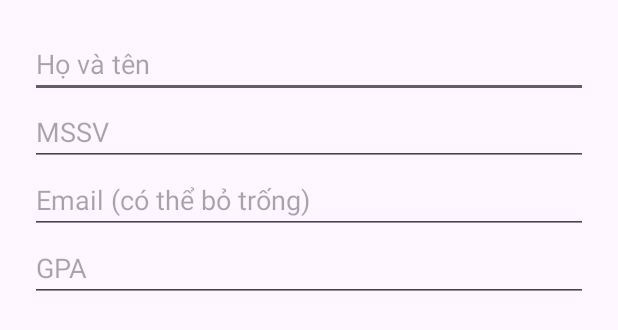
After one commit to December-31/StudentMVVM, an Android app: the layout dialog_add_student.xml on its own in the app's theme, with its tools: preview values and no code run, on a phone screen of 412 x 824 dp. The commit adds this screen. Shown: the top 330 px of the screen. Run offline under Robolectric (Android 15) with nearby library versions, the phone set to English and light mode, and no system bars.

Commit message:
giao dien va main

```diff
--- /dev/null
+++ b/app/src/main/res/layout/dialog_add_student.xml
@@ -0,0 +1,20 @@
+<?xml version="1.0" encoding="utf-8"?>
+<LinearLayout xmlns:android="http://schemas.android.com/apk/res/android"
+    android:layout_width="match_parent"
+    android:layout_height="wrap_content"
+    android:orientation="vertical"
+    android:padding="20dp">
+
+    <EditText android:id="@+id/etFullName"
+        android:layout_width="match_parent" android:layout_height="wrap_content"
+        android:hint="Họ và tên" android:inputType="textPersonName" />
+    <EditText android:id="@+id/etStudentCode"
+        android:layout_width="match_parent" android:layout_height="wrap_content"
+        android:hint="MSSV" android:inputType="text" />
+    <EditText android:id="@+id/etEmail"
+        android:layout_width="match_parent" android:layout_height="wrap_content"
+        android:hint="Email (có thể bỏ trống)" android:inputType="textEmailAddress" />
+    <EditText android:id="@+id/etGpa"
+        android:layout_width="match_parent" android:layout_height="wrap_content"
+        android:hint="GPA" android:inputType="numberDecimal" />
+</LinearLayout>
```
Also changed, not shown: app/src/main/java/com/example/studentmvvm/ui/MainActivity.kt (+19 -8 lines), app/src/main/res/layout/activity_main.xml (+4 -17 lines).
